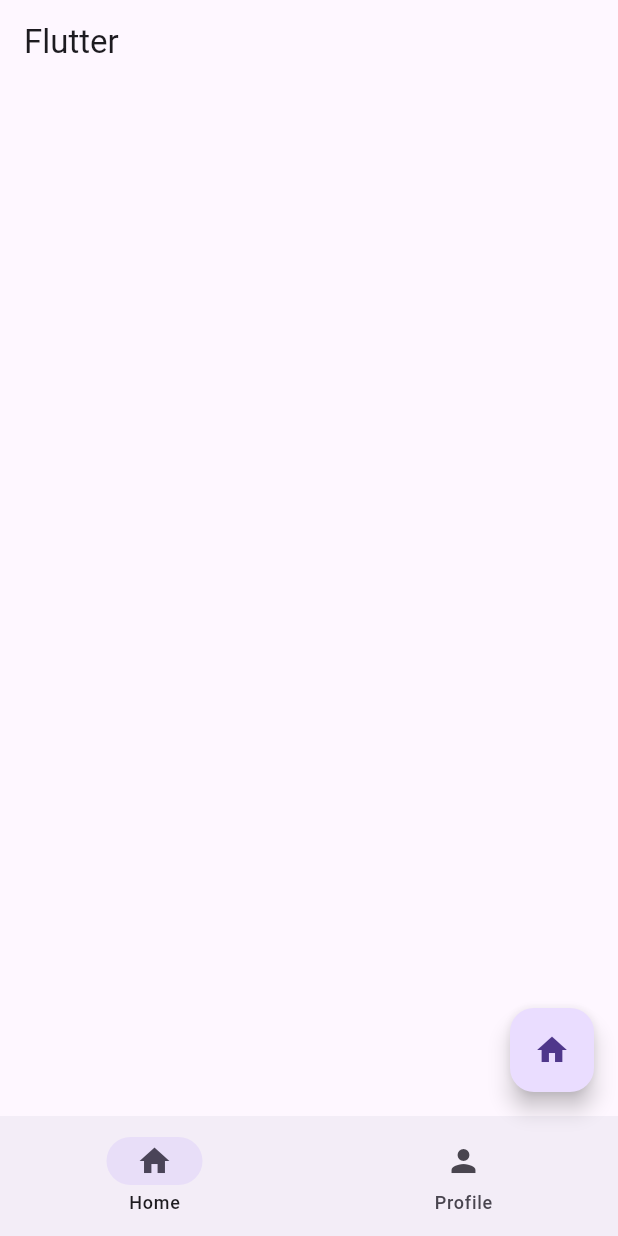
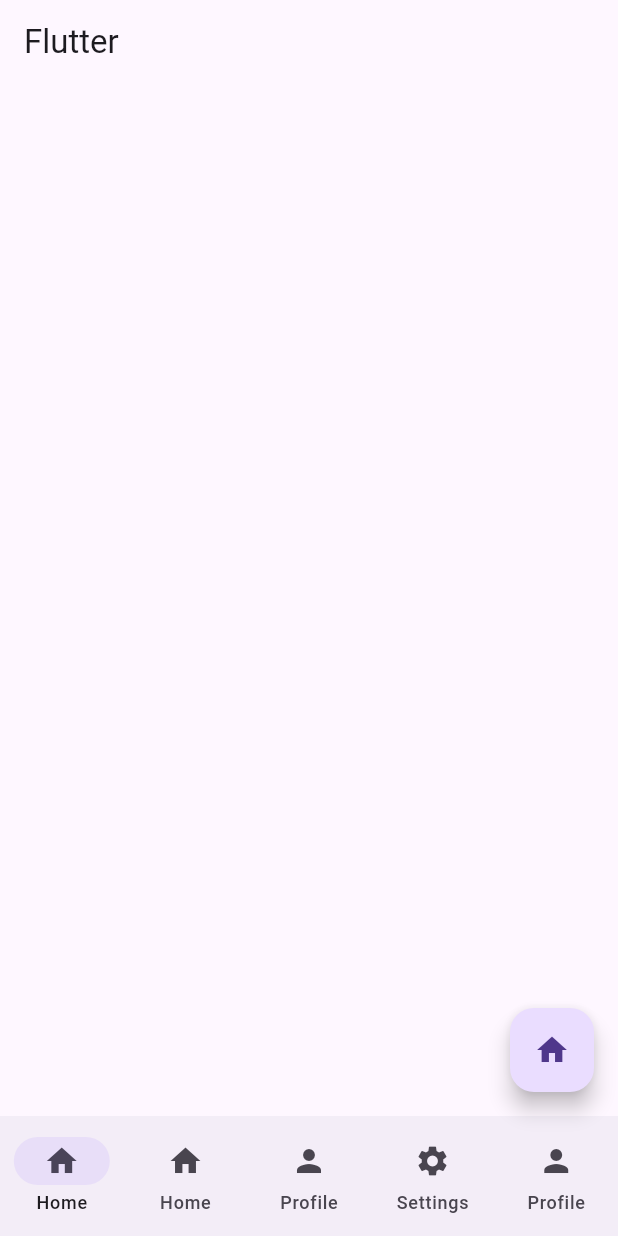
Before and after one commit to thecodemonster1/report_at_daily, a Flutter app: the screen it shows after launch, on a phone screen of 412 x 824 dp. Run offline on Flutter 3.47's test engine with Material 3 defaults, Android fonts, the phone set to English and light mode, and no system bars.

Commit message:
some updates

```diff
--- a/lib/main.dart
+++ b/lib/main.dart
@@ -29,7 +29,7 @@ class RootPage extends StatefulWidget {
 
 class _RootPageState extends State<RootPage> {
   int currentPage = 0;
-  // List<Widget> pages = const [HomePage(), ProfilePage()];
+  List<Widget> pages = const [HomePage()]; //, ProfilePage()
   @override
   Widget build(BuildContext context) {
     return Scaffold(
@@ -45,6 +45,9 @@ class _RootPageState extends State<RootPage> {
       bottomNavigationBar: NavigationBar(
         destinations: const [
           NavigationDestination(icon: Icon(Icons.home), label: "Home"),
+          NavigationDestination(icon: Icon(Icons.home), label: "Home"),
+          NavigationDestination(icon: Icon(Icons.person), label: "Profile"),
+          NavigationDestination(icon: Icon(Icons.settings), label: "Settings"),
           NavigationDestination(icon: Icon(Icons.person), label: "Profile"),
         ],
         onDestinationSelected: (int index) {
```
